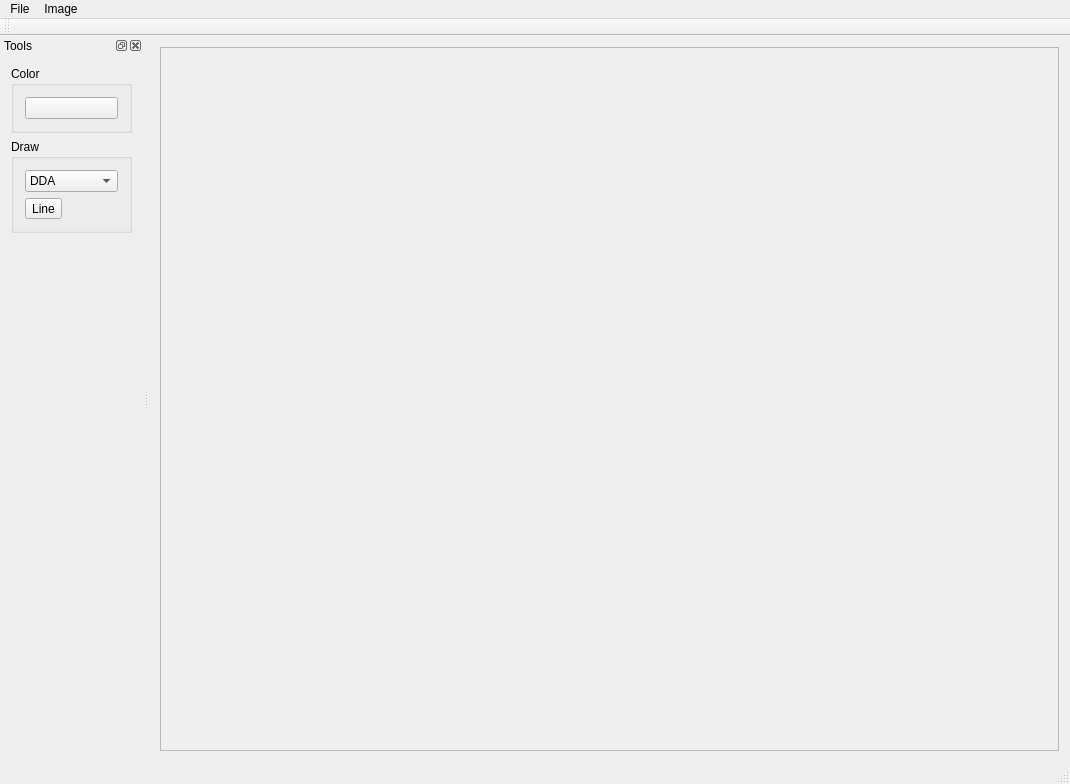
Before: the Qt Designer form src/ImageViewer.ui in KeepStraigh-T/cviko2-DDA-Bresenham, drawn with Qt 5.
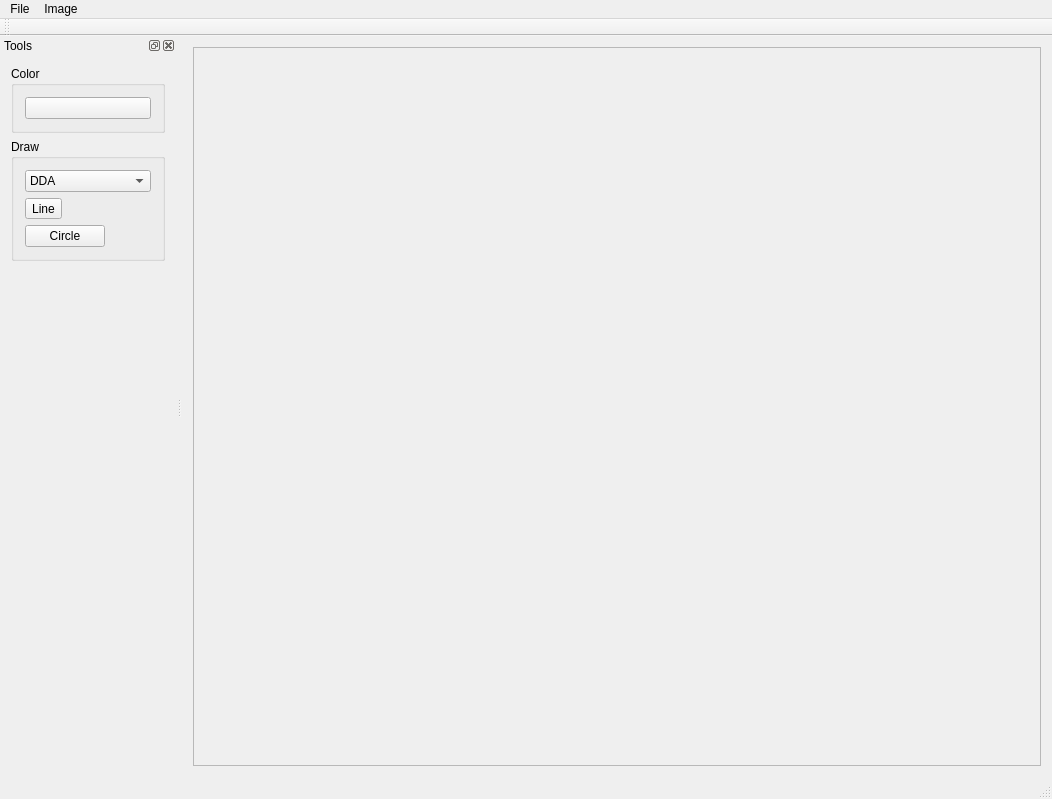
After: the same form once the commit is applied.

Commit message: Add drawLineDDA function implementation

```diff
--- a/src/ImageViewer.ui
+++ b/src/ImageViewer.ui
@@ -6,27 +6,33 @@
    <rect>
     <x>0</x>
     <y>0</y>
-    <width>1070</width>
-    <height>784</height>
+    <width>1052</width>
+    <height>799</height>
    </rect>
   </property>
   <property name="windowTitle">
    <string>ImageViewer</string>
   </property>
   <widget class="QWidget" name="centralWidget">
-   <layout class="QGridLayout" name="gridLayout_2">
-    <item row="0" column="0">
+   <layout class="QVBoxLayout" name="verticalLayout_3">
+    <item>
      <widget class="QScrollArea" name="scrollArea">
+      <property name="enabled">
+       <bool>true</bool>
+      </property>
       <property name="widgetResizable">
        <bool>true</bool>
       </property>
       <widget class="QWidget" name="scrollAreaWidgetContents">
+       <property name="enabled">
+        <bool>true</bool>
+       </property>
        <property name="geometry">
         <rect>
          <x>0</x>
          <y>0</y>
-         <width>925</width>
-         <height>709</height>
+         <width>869</width>
+         <height>724</height>
         </rect>
        </property>
       </widget>
@@ -39,7 +45,7 @@
     <rect>
      <x>0</x>
      <y>0</y>
-     <width>1070</width>
+     <width>1052</width>
      <height>22</height>
     </rect>
    </property>
@@ -101,6 +107,20 @@
         <string>Draw</string>
        </property>
        <layout class="QGridLayout" name="gridLayout">
+        <item row="0" column="0" colspan="2">
+         <widget class="QComboBox" name="comboBoxLineAlg">
+          <item>
+           <property name="text">
+            <string>DDA</string>
+           </property>
+          </item>
+          <item>
+           <property name="text">
+            <string>Bresenham</string>
+           </property>
+          </item>
+         </widget>
+        </item>
         <item row="1" column="0">
          <widget class="QToolButton" name="toolButtonDrawLine">
           <property name="text">
@@ -124,18 +144,23 @@
           </property>
          </spacer>
         </item>
-        <item row="0" column="0" colspan="2">
-         <widget class="QComboBox" name="comboBoxLineAlg">
-          <item>
-           <property name="text">
-            <string>DDA</string>
-           </property>
-          </item>
-          <item>
-           <property name="text">
-            <string>Bresenham</string>
-           </property>
-          </item>
+        <item row="2" column="0">
+         <widget class="QPushButton" name="toolButtonDrawCircle">
+          <property name="enabled">
+           <bool>true</bool>
+          </property>
+          <property name="sizePolicy">
+           <sizepolicy hsizetype="Fixed" vsizetype="Fixed">
+            <horstretch>0</horstretch>
+            <verstretch>0</verstretch>
+           </sizepolicy>
+          </property>
+          <property name="text">
+           <string>Circle</string>
+          </property>
+          <property name="checkable">
+           <bool>true</bool>
+          </property>
          </widget>
         </item>
        </layout>
```
The commit also changes 4 other files.
